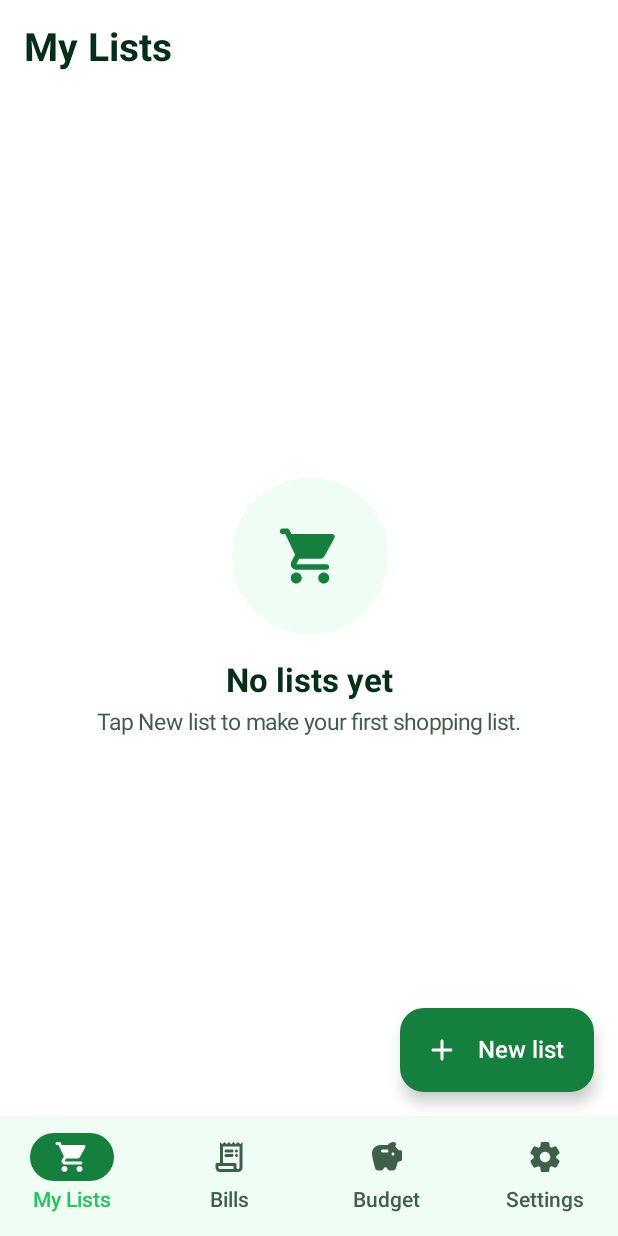
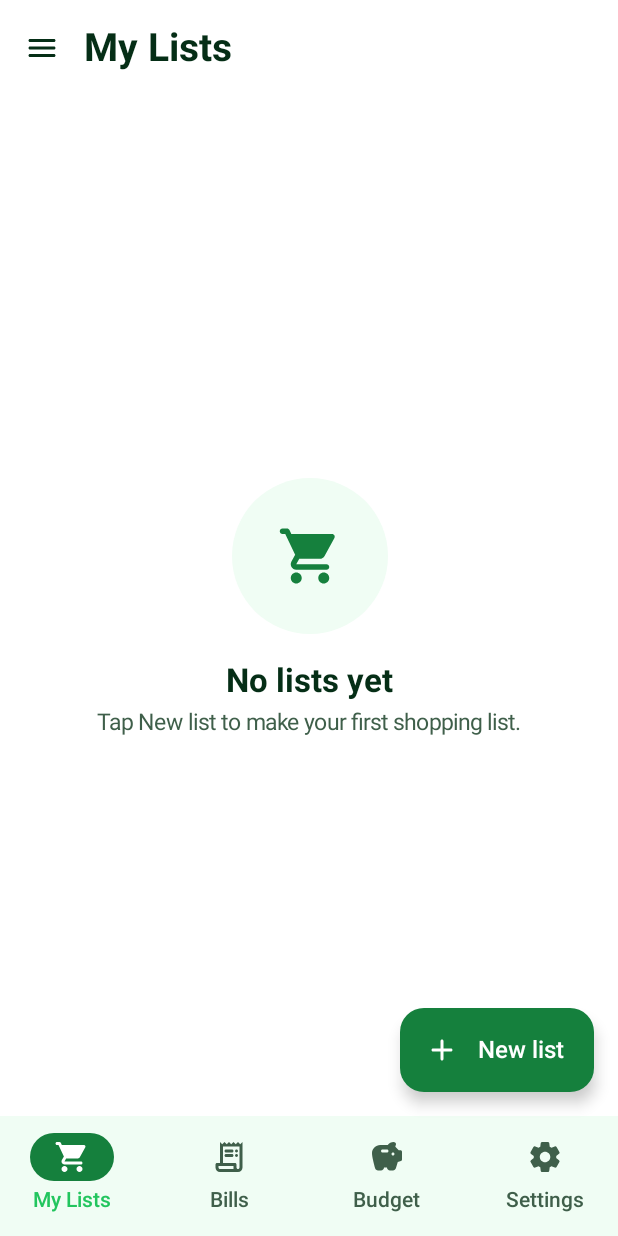
Before and after one commit to Fawwad345776/smartCart, an Android app built with Jetpack Compose: the HomeScreen screen opened through its navigation route, on a phone screen of 412 x 824 dp. Run offline under Robolectric (Android 15) with nearby library versions, the phone set to English and light mode, and no system bars; our stand-ins replace Firebase (no records; nobody signed in at launch, a user with empty details on screens opened directly), Room's generated code; libraries missing offline, so code that uses them is left out: com.google.mlkit.vision.

Commit message:
Add side menu and Google sign-in; require sign-in to add bills
- Side drawer: account header, Google sign-in / log out, About dialog,
  Privacy Policy, Terms, Send feedback, app version
- Google sign-in via Credential Manager + Firebase Auth; old anonymous
  sessions are linked to Google so their bills are kept
- Adding a bill while signed out shows a sign-in dialog first
- Bills upload only under the signed-in account (no anonymous sign-in)
- Privacy Policy / Terms updated for Google sign-in

```diff
--- a/app/build.gradle.kts
+++ b/app/build.gradle.kts
@@ -84,6 +84,11 @@ dependencies {
     implementation(libs.firebase.firestore)
     implementation(libs.firebase.ai)
 
+    // Google sign-in
+    implementation(libs.androidx.credentials)
+    implementation(libs.androidx.credentials.play.services.auth)
+    implementation(libs.googleid)
+
     // Location, scanning, text recognition
     implementation(libs.play.services.location)
     implementation(libs.mlkit.text.recognition)
--- a/app/src/main/java/com/aura/smartcart/SmartCartApp.kt
+++ b/app/src/main/java/com/aura/smartcart/SmartCartApp.kt
@@ -4,6 +4,7 @@ import android.app.Application
 import android.content.Context
 import com.aura.smartcart.data.AppPreferences
 import com.aura.smartcart.data.WeeklyReminder
+import com.aura.smartcart.data.auth.AuthRepository
 import com.aura.smartcart.data.db.AppDatabase
 import com.aura.smartcart.data.remote.BillCloudSync
 import com.aura.smartcart.data.repo.BillRepository
@@ -31,6 +32,7 @@ class AppContainer(context: Context) {
     val budgets = BudgetRepository(db)
     val scanner = TextScanner(context, GeminiVision())
     val location = LocationHelper(context)
+    val auth = AuthRepository(context)
 }
 
 class SmartCartApp : Application() {
--- a/app/src/main/java/com/aura/smartcart/navigation/AppNavigation.kt
+++ b/app/src/main/java/com/aura/smartcart/navigation/AppNavigation.kt
@@ -18,6 +18,7 @@ import androidx.navigation.compose.composable
 import androidx.navigation.compose.rememberNavController
 import androidx.navigation.navArgument
 import com.aura.smartcart.AppContainer
+import com.aura.smartcart.ui.account.SignInRequiredDialog
 import com.aura.smartcart.ui.bill.BillEditScreen
 import com.aura.smartcart.ui.editor.ListEditorScreen
 import com.aura.smartcart.ui.home.HomeScreen
@@ -52,6 +53,19 @@ fun AppNavigation(container: AppContainer, openListId: Long?, onOpenListHandled:
     val scope = rememberCoroutineScope()
     // Saved so it survives the activity being recreated (e.g. after changing the app language).
     var ready by rememberSaveable { mutableStateOf(false) }
+
+    // Adding a bill needs a Google account (bills are backed up to it). Signed out, the route
+    // waits here while the sign-in dialog is shown, and opens once sign-in succeeds.
+    var pendingBillRoute by rememberSaveable { mutableStateOf<String?>(null) }
+    val openNewBill: (String) -> Unit = { route ->
+        if (container.auth.isSignedIn()) nav.navigate(route) else pendingBillRoute = route
+    }
+    pendingBillRoute?.let { route ->
+        SignInRequiredDialog(
+            onSignedIn = { pendingBillRoute = null; nav.navigate(route) },
+            onDismiss = { pendingBillRoute = null }
+        )
+    }
 
     // A tapped shopping reminder opens that list once the app is past splash/onboarding.
     LaunchedEffect(openListId, ready) {
@@ -98,7 +112,7 @@ fun AppNavigation(container: AppContainer, openListId: Long?, onOpenListHandled:
                 onEditList = { nav.navigate(Routes.editor(listId = it)) },
                 onReuseList = { nav.navigate(Routes.editor(copyFrom = it)) },
                 onOpenBill = { nav.navigate(Routes.bill(billId = it)) },
-                onNewBill = { path -> nav.navigate(Routes.bill(imagePath = path)) }
+                onNewBill = { path -> openNewBill(Routes.bill(imagePath = path)) }
             )
         }
         composable(
@@ -126,7 +140,7 @@ fun AppNavigation(container: AppContainer, openListId: Long?, onOpenListHandled:
                 listId = listId,
                 onBack = { nav.popBackStack() },
                 onEdit = { nav.navigate(Routes.editor(listId = listId)) },
-                onAddBill = { nav.navigate(Routes.bill(listId = listId)) }
+                onAddBill = { openNewBill(Routes.bill(listId = listId)) }
             )
         }
         composable(
--- /dev/null
+++ b/app/src/main/java/com/aura/smartcart/ui/account/Account.kt
@@ -0,0 +1,111 @@
+package com.aura.smartcart.ui.account
+
+import android.content.Context
+import androidx.compose.foundation.layout.Arrangement
+import androidx.compose.foundation.layout.Column
+import androidx.compose.foundation.layout.Row
+import androidx.compose.foundation.layout.Spacer
+import androidx.compose.foundation.layout.size
+import androidx.compose.foundation.layout.width
+import androidx.compose.material.icons.Icons
+import androidx.compose.material.icons.automirrored.rounded.Login
+import androidx.compose.material.icons.rounded.CloudDone
+import androidx.compose.material3.AlertDialog
+import androidx.compose.material3.Button
+import androidx.compose.material3.CircularProgressIndicator
+import androidx.compose.material3.Icon
+import androidx.compose.material3.MaterialTheme
+import androidx.compose.material3.Text
+import androidx.compose.material3.TextButton
+import androidx.compose.runtime.Composable
+import androidx.compose.runtime.getValue
+import androidx.compose.runtime.mutableStateOf
+import androidx.compose.runtime.setValue
+import androidx.compose.ui.Alignment
+import androidx.compose.ui.Modifier
+import androidx.compose.ui.platform.LocalContext
+import androidx.compose.ui.res.stringResource
+import androidx.compose.ui.unit.dp
+import androidx.lifecycle.ViewModel
+import androidx.lifecycle.compose.collectAsStateWithLifecycle
+import androidx.lifecycle.viewModelScope
+import com.aura.smartcart.AppContainer
+import com.aura.smartcart.R
+import com.aura.smartcart.data.auth.AccountUser
+import com.aura.smartcart.data.auth.SignInResult
+import com.aura.smartcart.ui.common.appViewModel
+import com.aura.smartcart.ui.common.toast
+import kotlinx.coroutines.flow.SharingStarted
+import kotlinx.coroutines.flow.StateFlow
+import kotlinx.coroutines.flow.stateIn
+import kotlinx.coroutines.launch
+
+class AccountViewModel(private val container: AppContainer) : ViewModel() {
+    val user: StateFlow<AccountUser?> = container.auth.user
+        .stateIn(viewModelScope, SharingStarted.WhileSubscribed(5_000), null)
+
+    var busy by mutableStateOf(false)
+        private set
+
+    fun isSignedIn(): Boolean = container.auth.isSignedIn()
+
+    /** Shows Google's account picker; on success uploads bills saved while signed out. */
+    fun signIn(activityContext: Context, onSuccess: () -> Unit = {}) {
+        if (busy) return
+        busy = true
+        viewModelScope.launch {
+            val result = container.auth.signInWithGoogle(activityContext)
+            busy = false
+            when (result) {
+                SignInResult.SUCCESS -> {
+                    onSuccess()
+                    container.bills.syncPending()
+                }
+                SignInResult.CANCELLED -> Unit
+                SignInResult.NOT_CONFIGURED -> activityContext.toast(R.string.auth_not_configured)
+                SignInResult.FAILED -> activityContext.toast(R.string.auth_failed)
+            }
+        }
+    }
+
+    fun signOut() = viewModelScope.launch { container.auth.signOut() }
+}
+
+@Composable
+fun accountViewModel(): AccountViewModel = appViewModel { AccountViewModel(it) }
+
+/** "Sign in with Google" button that shows a spinner while the account picker is busy. */
+@Composable
+fun GoogleSignInButton(vm: AccountViewModel, modifier: Modifier = Modifier, onSuccess: () -> Unit = {}) {
+    val context = LocalContext.current
+    Button(onClick = { vm.signIn(context, onSuccess) }, enabled = !vm.busy, modifier = modifier) {
+        if (vm.busy) {
+            CircularProgressIndicator(Modifier.size(18.dp), strokeWidth = 2.dp, color = MaterialTheme.colorScheme.onPrimary)
+        } else {
+            Icon(Icons.AutoMirrored.Rounded.Login, contentDescription = null, modifier = Modifier.size(18.dp))
+        }
+        Spacer(Modifier.width(8.dp))
+        Text(stringResource(R.string.auth_sign_in_google))
+    }
+}
+
+/** Asked before adding a bill while signed out. [onSignedIn] continues to the bill screen. */
+@Composable
+fun SignInRequiredDialog(onSignedIn: () -> Unit, onDismiss: () -> Unit) {
+    val vm = accountViewModel()
+    AlertDialog(
+        onDismissRequest = onDismiss,
+        icon = { Icon(Icons.Rounded.CloudDone, contentDescription = null) },
+        title = { Text(stringResource(R.string.auth_required_title)) },
+        text = {
+            Column(verticalArrangement = Arrangement.spacedBy(16.dp)) {
+                Text(stringResource(R.string.auth_required_body))
+                Row(Modifier, horizontalArrangement = Arrangement.Center, verticalAlignment = Alignment.CenterVertically) {
+                    GoogleSignInButton(vm, onSuccess = onSignedIn)
+                }
+            }
+        },
+        confirmButton = {},
+        dismissButton = { TextButton(onClick = onDismiss) { Text(stringResource(R.string.action_cancel)) } }
+    )
+}
--- /dev/null
+++ b/app/src/main/java/com/aura/smartcart/ui/home/AppDrawer.kt
@@ -0,0 +1,194 @@
+package com.aura.smartcart.ui.home
+
+import androidx.compose.foundation.background
+import androidx.compose.foundation.layout.Arrangement
+import androidx.compose.foundation.layout.Box
+import androidx.compose.foundation.layout.Column
+import androidx.compose.foundation.layout.Row
+import androidx.compose.foundation.layout.Spacer
+import androidx.compose.foundation.layout.fillMaxWidth
+import androidx.compose.foundation.layout.height
+import androidx.compose.foundation.layout.padding
+import androidx.compose.foundation.layout.size
+import androidx.compose.foundation.layout.width
+import androidx.compose.foundation.rememberScrollState
+import androidx.compose.foundation.shape.CircleShape
+import androidx.compose.foundation.verticalScroll
+import androidx.compose.material.icons.Icons
+import androidx.compose.material.icons.automirrored.rounded.Logout
+import androidx.compose.material.icons.rounded.Description
+import androidx.compose.material.icons.rounded.Feedback
+import androidx.compose.material.icons.rounded.Info
+import androidx.compose.material.icons.rounded.Policy
+import androidx.compose.material3.AlertDialog
+import androidx.compose.material3.HorizontalDivider
+import androidx.compose.material3.Icon
+import androidx.compose.material3.MaterialTheme
+import androidx.compose.material3.ModalDrawerSheet
+import androidx.compose.material3.NavigationDrawerItem
+import androidx.compose.material3.NavigationDrawerItemDefaults
+import androidx.compose.material3.Text
+import androidx.compose.material3.TextButton
+import androidx.compose.runtime.Composable
+import androidx.compose.runtime.getValue
+import androidx.compose.runtime.mutableStateOf
+import androidx.compose.runtime.saveable.rememberSaveable
+import androidx.compose.runtime.setValue
+import androidx.compose.ui.Alignment
+import androidx.compose.ui.Modifier
+import androidx.compose.ui.graphics.vector.ImageVector
+import androidx.compose.ui.platform.LocalUriHandler
+import androidx.compose.ui.res.stringResource
+import androidx.compose.ui.text.style.TextAlign
+import androidx.compose.ui.text.style.TextOverflow
+import androidx.compose.ui.unit.dp
+import androidx.lifecycle.compose.collectAsStateWithLifecycle
+import com.aura.smartcart.BuildConfig
+import com.aura.smartcart.R
+import com.aura.smartcart.data.auth.AccountUser
+import com.aura.smartcart.ui.account.AccountViewModel
+import com.aura.smartcart.ui.account.GoogleSignInButton
+import com.aura.smartcart.ui.components.CartLogo
+import com.aura.smartcart.util.Links
+
+/**
+ * Side menu: account (Google sign in / log out), About, Privacy Policy, Terms, feedback and the app version.
+ * [onClose] closes the drawer after an item is tapped.
+ */
+@Composable
+fun AppDrawer(vm: AccountViewModel, onClose: () -> Unit) {
+    val user by vm.user.collectAsStateWithLifecycle()
+    val uriHandler = LocalUriHandler.current
+    var showAbout by rememberSaveable { mutableStateOf(false) }
+    var confirmLogout by rememberSaveable { mutableStateOf(false) }
+    val colors = MaterialTheme.colorScheme
+
+    ModalDrawerSheet(drawerContainerColor = colors.surface) {
+        Column(
+            Modifier
+                .verticalScroll(rememberScrollState())
+                .padding(horizontal = 12.dp, vertical = 16.dp)
+        ) {
+            DrawerHeader(user)
+            Spacer(Modifier.height(12.dp))
+            if (user == null) {
+                GoogleSignInButton(vm, Modifier.fillMaxWidth().padding(horizontal = 4.dp))
+                Spacer(Modifier.height(12.dp))
+            }
+            HorizontalDivider(Modifier.padding(vertical = 8.dp), color = colors.outline)
+
+            DrawerItem(Icons.Rounded.Info, stringResource(R.string.drawer_about)) { showAbout = true }
+            DrawerItem(Icons.Rounded.Policy, stringResource(R.string.settings_privacy_policy)) {
+                onClose(); uriHandler.openUri(Links.PRIVACY)
+            }
+            DrawerItem(Icons.Rounded.Description, stringResource(R.string.settings_terms)) {
+                onClose(); uriHandler.openUri(Links.TERMS)
+            }
+            DrawerItem(Icons.Rounded.Feedback, stringResource(R.string.drawer_feedback)) {
+                onClose(); uriHandler.openUri(Links.FEEDBACK)
+            }
+
+            if (user != null) {
+                HorizontalDivider(Modifier.padding(vertical = 8.dp), color = colors.outline)
+                DrawerItem(Icons.AutoMirrored.Rounded.Logout, stringResource(R.string.auth_sign_out)) { confirmLogout = true }
+            }
+
+            Spacer(Modifier.height(24.dp))
+            Text(
+                stringResource(R.string.settings_version, BuildConfig.VERSION_NAME),
+                style = MaterialTheme.typography.bodySmall,
+                color = colors.onSurfaceVariant,
+                modifier = Modifier.fillMaxWidth().padding(horizontal = 16.dp)
+            )
+        }
+    }
+
+    if (showAbout) AboutDialog(onDismiss = { showAbout = false })
+    if (confirmLogout) {
+        AlertDialog(
+            onDismissRequest = { confirmLogout = false },
+            title = { Text(stringResource(R.string.auth_sign_out_confirm_title)) },
+            text = { Text(stringResource(R.string.auth_sign_out_confirm_body)) },
+            confirmButton = {
+                TextButton(onClick = { confirmLogout = false; vm.signOut(); onClose() }) {
+                    Text(stringResource(R.string.auth_sign_out))
+                }
+            },
+            dismissButton = {
+                TextButton(onClick = { confirmLogout = false }) { Text(stringResource(R.string.action_cancel)) }
+            }
+        )
+    }
+}
+
+@Composable
+private fun DrawerHeader(user: AccountUser?) {
+    val colors = MaterialTheme.colorScheme
+    Row(Modifier.padding(horizontal = 8.dp), verticalAlignment = Alignment.CenterVertically) {
+        Box(
+            Modifier.size(52.dp).background(if (user == null) colors.primaryContainer else colors.primary, CircleShape),
+            contentAlignment = Alignment.Center
+        ) {
+            if (user == null) {
+                CartLogo(Modifier.size(34.dp), cartColor = colors.primary, checkColor = colors.secondary)
+            } else {
+                Text(user.initial, style = MaterialTheme.typography.titleLarge, color = colors.onPrimary)
+            }
+        }
+        Spacer(Modifier.width(12.dp))
+        Column(Modifier.weight(1f)) {
+            Text(
+                user?.name?.ifBlank { null } ?: stringResource(if (user == null) R.string.drawer_guest else R.string.app_name),
+                style = MaterialTheme.typography.titleMedium,
+                color = colors.onSurface,
+                maxLines = 1,
+                overflow = TextOverflow.Ellipsis
+            )
+            Text(
+                user?.email ?: stringResource(R.string.drawer_guest_hint),
+                style = MaterialTheme.typography.bodySmall,
+                color = colors.onSurfaceVariant,
+                maxLines = 2,
+                overflow = TextOverflow.Ellipsis
+            )
+        }
+    }
+}
+
+@Composable
+private fun DrawerItem(icon: ImageVector, label: String, onClick: () -> Unit) {
+    NavigationDrawerItem(
+        icon = { Icon(icon, contentDescription = null) },
+        label = { Text(label) },
+        selected = false,
+        onClick = onClick,
+        colors = NavigationDrawerItemDefaults.colors(unselectedIconColor = MaterialTheme.colorScheme.primary)
+    )
+}
+
+@Composable
+private fun AboutDialog(onDismiss: () -> Unit) {
+    val colors = MaterialTheme.colorScheme
+    AlertDialog(
+        onDismissRequest = onDismiss,
+        icon = { CartLogo(Modifier.size(56.dp), cartColor = colors.primary, checkColor = colors.secondary) },
+        title = { Text(stringResource(R.string.app_name)) },
+        text = {
+            Column(horizontalAlignment = Alignment.CenterHorizontally, verticalArrangement = Arrangement.spacedBy(10.dp)) {
+                Text(
+                    stringResource(R.string.splash_tagline),
+                    style = MaterialTheme.typography.titleSmall,
+                    color = colors.primary,
+                    textAlign = TextAlign.Center
+                )
+                Text(stringResource(R.string.about_body), textAlign = TextAlign.Center)
+                Text(
+                    stringResource(R.string.settings_version, BuildConfig.VERSION_NAME),
+                    style = MaterialTheme.typography.bodySmall,
+                    color = colors.onSurfaceVariant
+                )
+            }
+        },
+        confirmButton = { TextButton(onClick = onDismiss) { Text(stringResource(R.string.about_close)) } }
+    )
+}
--- a/app/src/main/java/com/aura/smartcart/ui/home/HomeScreen.kt
+++ b/app/src/main/java/com/aura/smartcart/ui/home/HomeScreen.kt
@@ -1,5 +1,11 @@
 package com.aura.smartcart.ui.home
 
+import androidx.activity.compose.BackHandler
+import androidx.compose.material.icons.rounded.Menu
+import androidx.compose.material3.DrawerValue
+import androidx.compose.material3.ModalNavigationDrawer
+import androidx.compose.material3.rememberDrawerState
+import com.aura.smartcart.ui.account.accountViewModel
 import androidx.compose.foundation.layout.Box
 import androidx.compose.foundation.layout.PaddingValues
 import androidx.compose.foundation.layout.Row
@@ -89,6 +95,14 @@ fun HomeScreen(
         }
     }
 
+    val accountVm = accountViewModel()
+    val drawerState = rememberDrawerState(DrawerValue.Closed)
+    BackHandler(enabled = drawerState.isOpen) { scope.launch { drawerState.close() } }
+
+    ModalNavigationDrawer(
+        drawerState = drawerState,
+        drawerContent = { AppDrawer(accountVm, onClose = { scope.launch { drawerState.close() } }) }
+    ) {
     Row(Modifier.fillMaxSize()) {
         if (wide) {
             NavigationRail(containerColor = colors.surfaceVariant) {
@@ -115,6 +129,11 @@ fun HomeScreen(
             topBar = {
                 TopAppBar(
                     title = { Text(stringResource(tab.title), style = MaterialTheme.typography.headlineMedium) },
+                    navigationIcon = {
+                        IconButton(onClick = { scope.launch { drawerState.open() } }) {
+                            Icon(Icons.Rounded.Menu, contentDescription = stringResource(R.string.drawer_open))
+                        }
+                    },
                     colors = TopAppBarDefaults.topAppBarColors(containerColor = colors.background)
                 )
             },
@@ -159,5 +178,6 @@ fun HomeScreen(
             Box(Modifier.fillMaxSize()) { content(padding) }
         }
     }
+    }
 
 }
--- a/app/src/main/res/values/strings.xml
+++ b/app/src/main/res/values/strings.xml
@@ -200,10 +200,27 @@
     <string name="settings_weekly_hint">Get a reminder on the days you usually shop</string>
     <string name="settings_weekly_time">Remind me at %1$s</string>
     <string name="settings_version">SmartCart %1$s</string>
-    <string name="settings_legal">Privacy &amp; Terms</string>
-    <string name="settings_legal_hint">How SmartCart uses your data</string>
     <string name="settings_privacy_policy">Privacy Policy</string>
     <string name="settings_terms">Terms &amp; Conditions</string>
+
+    <!-- Side menu -->
+    <string name="drawer_open">Open menu</string>
+    <string name="drawer_guest">Not signed in</string>
+    <string name="drawer_guest_hint">Sign in to add bills and back them up</string>
+    <string name="drawer_about">About</string>
+    <string name="drawer_feedback">Send feedback</string>
+    <string name="about_body">Make shopping lists by voice, typing or scanning, save your bills and stay within your monthly budget. Works in English, Urdu, Arabic and Hindi.</string>
+    <string name="about_close">Close</string>
+
+    <!-- Account -->
+    <string name="auth_sign_in_google">Sign in with Google</string>
+    <string name="auth_sign_out">Log out</string>
+    <string name="auth_sign_out_confirm_title">Log out?</string>
+    <string name="auth_sign_out_confirm_body">Your bills stay on this phone. You will need to sign in again to add new bills.</string>
+    <string name="auth_required_title">Sign in to add bills</string>
+    <string name="auth_required_body">Sign in with your Google account to add bills. They are backed up safely to your account.</string>
+    <string name="auth_not_configured">Google sign-in is not set up yet.</string>
+    <string name="auth_failed">Sign-in failed. Check your internet and try again.</string>
 
     <!-- Notifications -->
     <string name="channel_trip">Shopping trip reminders</string>
```
Also changed, not shown: app/src/main/java/com/aura/smartcart/data/auth/AuthRepository.kt (added, +108 -0 lines), app/src/main/java/com/aura/smartcart/data/remote/BillCloudSync.kt (+3 -8 lines), app/src/main/java/com/aura/smartcart/ui/home/SettingsTab.kt (+0 -18 lines), app/src/main/java/com/aura/smartcart/util/Links.kt (added, +9 -0 lines), gradle/libs.versions.toml (+7 -0 lines), 4 other files.
